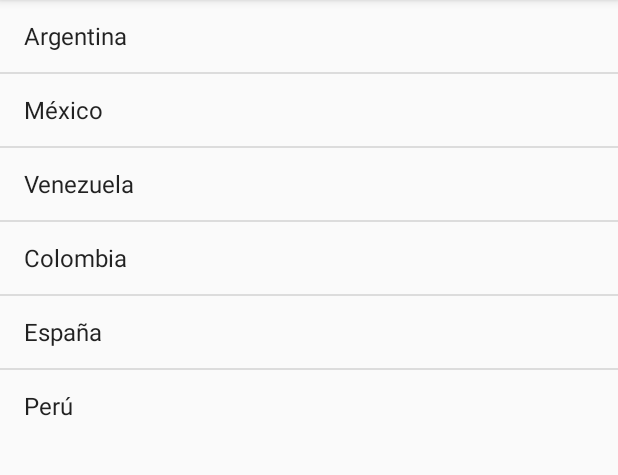
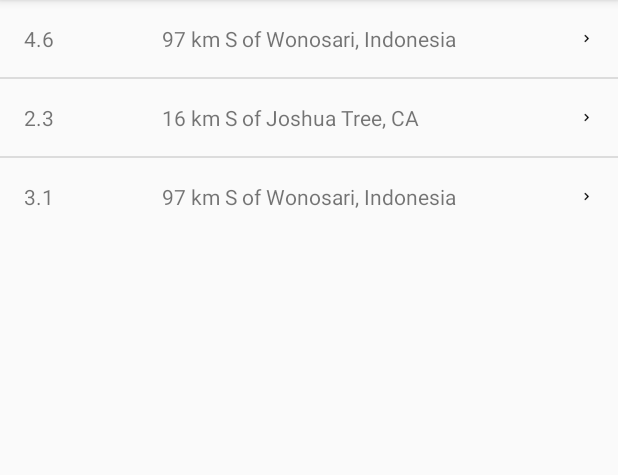
Before and after one commit to ssaczkowski/earthquakeMonitor, an Android app: the screen it shows after launch (MainActivity), on a phone screen of 412 x 824 dp, the part 84-559 px from its top. Run offline under Robolectric (Android 15) with nearby library versions, the phone set to English and light mode, and no system bars.

Commit message:
Creation of view and adapter for items

```diff
--- /dev/null
+++ b/app/src/main/java/com/ssaczkowski/earthquakemonitor/Earthquake.java
@@ -0,0 +1,28 @@
+package com.ssaczkowski.earthquakemonitor;
+
+public class Earthquake {
+
+    private String magnitude;
+    private String place;
+
+    public Earthquake(String magnitude, String place) {
+        this.magnitude = magnitude;
+        this.place = place;
+    }
+
+    public String getMagnitude() {
+        return magnitude;
+    }
+
+    public String getPlace() {
+        return place;
+    }
+
+    public void setMagnitude(String magnitude) {
+        this.magnitude = magnitude;
+    }
+
+    public void setPlace(String place) {
+        this.place = place;
+    }
+}
--- /dev/null
+++ b/app/src/main/java/com/ssaczkowski/earthquakemonitor/EqAdapter.java
@@ -0,0 +1,49 @@
+package com.ssaczkowski.earthquakemonitor;
+
+import android.content.Context;
+import android.support.annotation.NonNull;
+import android.support.annotation.Nullable;
+import android.view.LayoutInflater;
+import android.view.View;
+import android.view.ViewGroup;
+import android.widget.ArrayAdapter;
+import android.widget.TextView;
+
+
+import java.util.ArrayList;
+import java.util.List;
+import java.util.Objects;
+
+public class EqAdapter extends ArrayAdapter<Earthquake> {
+
+    private ArrayList<Earthquake> eqList;
+    private Context context;
+    private int layoutId;
+
+
+    public EqAdapter(Context context, int resource, List<Earthquake> earthquakes) {
+        super(context, resource, earthquakes);
+
+        this.context= context;
+        this.eqList= new ArrayList<Earthquake>(earthquakes);
+        this.layoutId=resource;
+    }
+
+    @NonNull
+    @Override
+    public View getView(int position, @Nullable View convertView, @NonNull ViewGroup parent) {
+        LayoutInflater inflater = (LayoutInflater) context.getSystemService(Context.LAYOUT_INFLATER_SERVICE);
+
+        View rootView = inflater.inflate(layoutId,null);
+
+        TextView magnitudeTextView = (TextView) rootView.findViewById(R.id.eq_list_item_magnitude);
+        TextView placeTextView = (TextView) rootView.findViewById(R.id.eq_list_item_place);
+
+        Earthquake earthquake = eqList.get(position);
+
+        magnitudeTextView.setText(earthquake.getMagnitude());
+        placeTextView.setText(earthquake.getPlace());
+
+        return rootView;
+    }
+}
--- a/app/src/main/java/com/ssaczkowski/earthquakemonitor/MainActivity.java
+++ b/app/src/main/java/com/ssaczkowski/earthquakemonitor/MainActivity.java
@@ -16,17 +16,15 @@ public class MainActivity extends AppCompatActivity {
 
 
         ListView earthquakeListView = (ListView) findViewById(R.id.earthquake_list_view);
-        ArrayList<String> countriesList = new ArrayList<>();
+        ArrayList<Earthquake> eqList = new ArrayList<>();
 
-        countriesList.add("Argentina");
-        countriesList.add("México");
-        countriesList.add("Venezuela");
-        countriesList.add("Colombia");
-        countriesList.add("España");
-        countriesList.add("Perú");
+        eqList.add(new Earthquake("4.6","97 km S of Wonosari, Indonesia"));
+        eqList.add(new Earthquake("2.3","16 km S of Joshua Tree, CA"));
+        eqList.add(new Earthquake("3.1","97 km S of Wonosari, Indonesia"));
 
 
-        ArrayAdapter<String> countriesAdapter = new ArrayAdapter<String>(this,android.R.layout.simple_list_item_1, countriesList);
-        earthquakeListView.setAdapter(countriesAdapter);
+        EqAdapter eqAdapter = new EqAdapter(this, R.layout.eq_list_item, eqList);
+        earthquakeListView.setAdapter(eqAdapter);
+
     }
 }
--- a/app/src/main/res/layout/eq_list_item.xml
+++ b/app/src/main/res/layout/eq_list_item.xml
@@ -24,6 +24,6 @@
     <ImageView
         android:layout_width="10dp"
         android:layout_height="11dp"
-        android:source="@drawable/chevron-right_24.png" />
+        android:src="@drawable/chevron_right"/>
 
 </LinearLayout>
```
Also changed, not shown: app/src/main/res/drawable/chevron-right_24.png (deleted), app/src/main/res/drawable/chevron_right.png (added), 2 other files.
